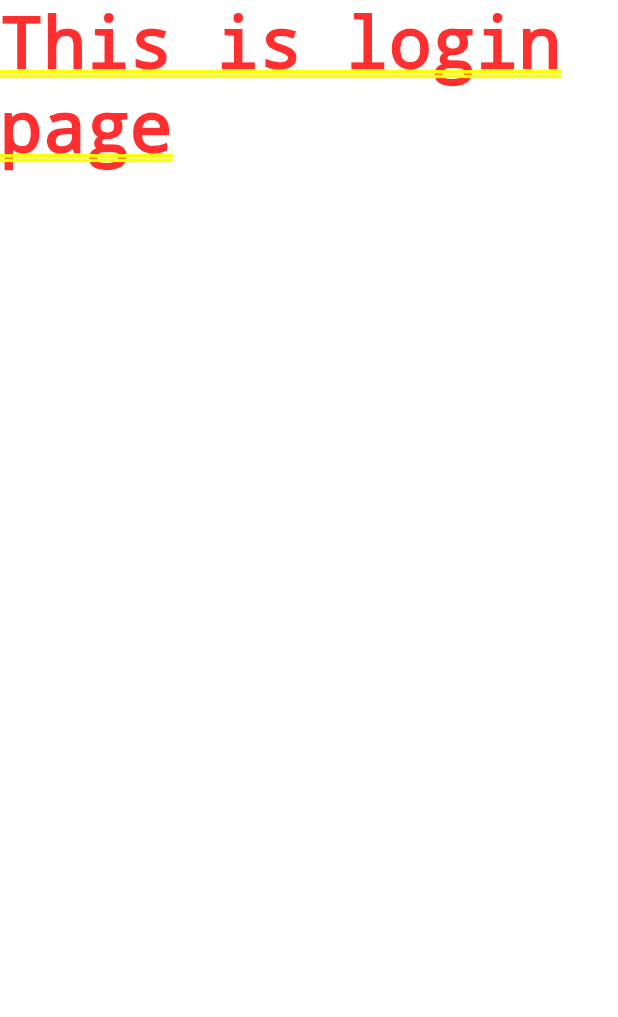
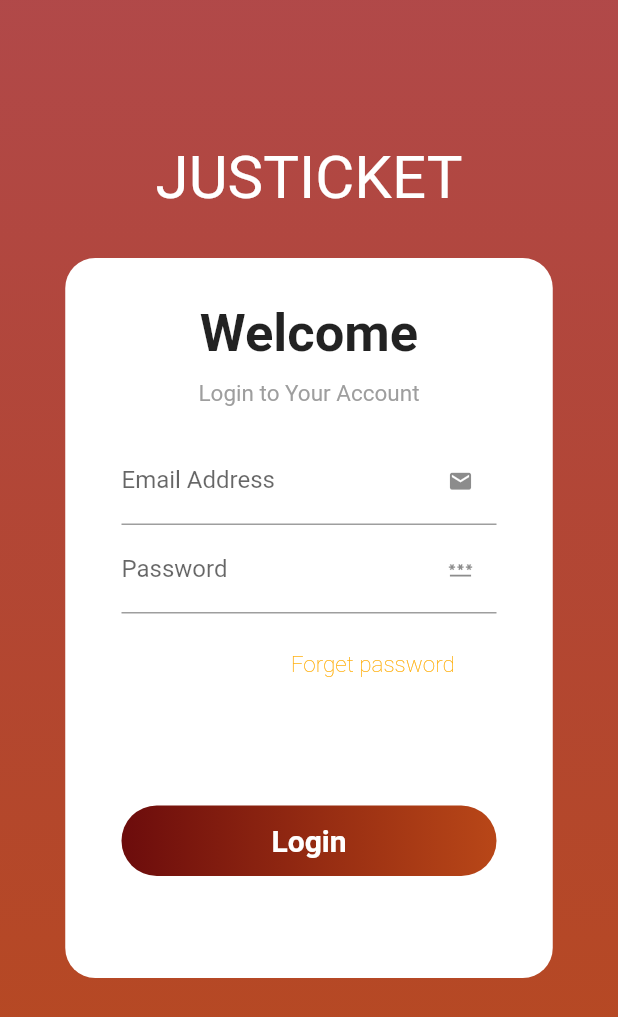
Before and after one commit to gegestalt/CS308_flutter_app, a Flutter app: the screen it shows after launch, after a tap on "Login", on a phone screen of 412 x 824 dp. Shown: the top 1017 px of the screen. Run offline on Flutter 3.47's test engine with Material 2 defaults, Android fonts, the phone set to English and light mode, and no system bars; our stand-ins replace email_validator, google_fonts.

Commit message:
login.dart edited online with Bitbucket by edemirci

```diff
--- a/frontend/lib/routes/login.dart
+++ b/frontend/lib/routes/login.dart
@@ -7,9 +7,143 @@ class LogIn extends StatefulWidget {
 
 class _LogInState extends State<LogIn> {
   @override
-  Widget build(BuildContext context) {
-    return Container(
-      child: Text("This is login page"),
+  Widget build(BuildContext context){
+    return Scaffold(
+      body: SingleChildScrollView(
+        child: Container(
+          height: MediaQuery.of(context).size.height,
+          width: MediaQuery.of(context).size.width,
+          decoration: BoxDecoration(
+              gradient: LinearGradient(
+                  begin: Alignment.topCenter,
+                  end: Alignment.bottomCenter,
+                  colors: [
+                    Color(0xB7940303),
+                    Color(0xF0B4400F),
+                  ]
+              )
+          ),
+          child: Column(
+            crossAxisAlignment: CrossAxisAlignment.
+            center,
+            children: [
+              SizedBox(height: 80,),
+              SizedBox(height: 15,),
+              Text('JUSTICKET',
+                style: TextStyle(
+                  color:Colors.white,
+                  fontSize: 40,
+                ),
+              ),
+              SizedBox(height: 30,),
+              Container(
+                height: 480,
+                width: 325,
+                decoration: BoxDecoration(
+                    color: Colors.white,
+                    borderRadius: BorderRadius.circular(20)
+                ),
+                child: Column(
+                  crossAxisAlignment: CrossAxisAlignment.center,
+                  children: [
+                    SizedBox(height:30 ,),
+                    Text('Welcome',
+                      style:TextStyle(
+                          fontSize: 35,
+                          fontWeight: FontWeight.bold
+                      ),
+                    ),
+                    SizedBox(height: 10,),
+                    Text('Login to Your Account',
+                      style: TextStyle(
+                          fontSize: 15,
+                          color: Colors.grey
+                      ),
+                    ),
+                    SizedBox(height: 20,),
+                    Container(
+                      width: 250,
+                      child: TextField(
+                          decoration: InputDecoration(
+                            labelText: 'Email Address',
+                            suffixIcon: Icon(Icons.email, size:17),
+                          )
+                      ),
+                    ),
+                    Container(
+                      width: 250,
+                      child: TextField(
+                          obscureText: true,
+                          decoration: InputDecoration(
+                            labelText: 'Password',
+                            suffixIcon: Icon(Icons.password, size:17,),
+                          )
+                      ),
+                    ),
+                    Padding(
+                      padding: EdgeInsets.fromLTRB(20, 20, 20, 20),
+                      child: Row(
+                        mainAxisAlignment: MainAxisAlignment.end,
+                        children: [
+                          InkWell(
+                            onTap: () {},
+                            child: Container(
+                              alignment: Alignment.center,
+                              width: 200,
+                              decoration: BoxDecoration(
+                                  borderRadius: BorderRadius.circular(15),
+                              ),
+                              child: Padding(
+                                padding: EdgeInsets.all(5.0),
+                                child: Text('Forget password',
+                                  style: TextStyle(
+                                      color: Colors.amberAccent[700],
+                                      fontSize: 15,
+                                      fontWeight: FontWeight.w200
+                                  ),
+                                ),
+                              ),
+                            ),
+                          ),
+                        ],
+                      ),
+                    ),
+                    SizedBox(height: 60,),
+                    InkWell(
+                      onTap: () {},
+                      child: Container(
+                        alignment: Alignment.center,
+                        width: 250,
+                        decoration: BoxDecoration(
+                            borderRadius: BorderRadius.circular(50),
+                            gradient: LinearGradient(
+                                begin: Alignment.centerLeft,
+                                end: Alignment.centerRight,
+                                colors: [
+                                  Color(0xFF6C0C0C),
+                                  Color(0xEAB23603),
+                                ]
+                            )
+                        ),
+                        child: Padding(
+                          padding: EdgeInsets.all(12.0),
+                          child: Text('Login',
+                            style: TextStyle(
+                                color: Colors.white,
+                                fontSize: 20,
+                                fontWeight: FontWeight.bold
+                            ),
+                          ),
+                        ),
+                      ),
+                    ),
+                  ],
+                ),
+              ),
+            ],
+          ),
+        ),
+      ),
     );
   }
 }
```
